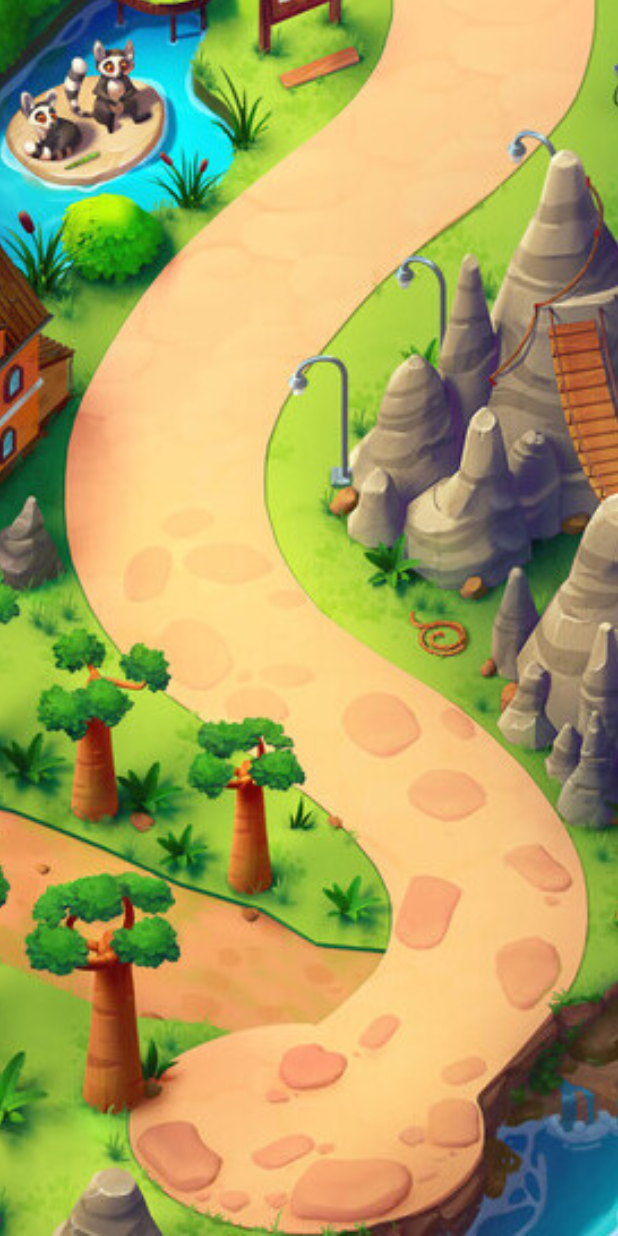
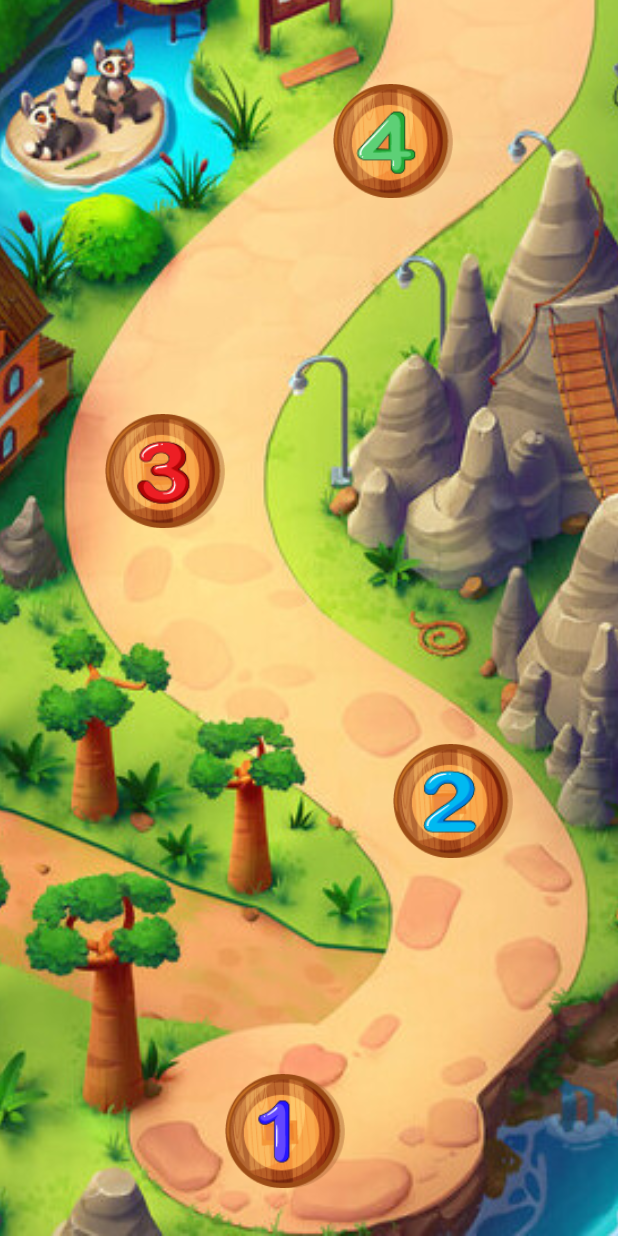
Before and after one commit to ajaykofficial/Flutter, a Flutter app: the screen it shows after launch, after a tap on "Mission 1", on a phone screen of 412 x 824 dp. Run offline on Flutter 3.47's test engine with Material 3 defaults, Android fonts, the light colour scheme and no system bars.

Commit message:
Map with level buttons

```diff
--- a/eco_explorers/lib/screens/map_screen.dart
+++ b/eco_explorers/lib/screens/map_screen.dart
@@ -1,20 +1,98 @@
 import 'package:flutter/material.dart';
 
 class MapScreen extends StatelessWidget {
+  final ScrollController _controller =
+      ScrollController(initialScrollOffset: 1700);
+
   @override
   Widget build(BuildContext context) {
     return Scaffold(
-      body: ListView(
-        reverse: true,
+      body: SingleChildScrollView(
+        controller: _controller,
+        child: Stack(
           children: [
             // Full-screen image background
-          Image.asset(
-            'assets/images/map1.jpg',
+            Container(
               width: MediaQuery.of(context).size.width,
               height: MediaQuery.of(context).size.height * 3,
+              child: Image.asset(
+                'assets/images/map1.jpg',
                 fit: BoxFit.cover,
               ),
+            ),
+            // Positioned buttons within the image
+            Positioned(
+              left: 150,
+              bottom: 30,
+              child: GestureDetector(
+                onTap: () {
+                  // Handle button press
+                },
+                child: Image.asset(
+                  'assets/images/1.png',
+                  width: 80,
+                  height: 80,
+                ),
+              ),
+            ),
+            Positioned(
+              right: 70,
+              bottom: 250,
+              child: GestureDetector(
+                onTap: () {
+                  // Handle button press
+                },
+                child: Image.asset(
+                  'assets/images/2.png',
+                  width: 80,
+                  height: 80,
+                ),
+              ),
+            ),
+            Positioned(
+              left: 70,
+              bottom: 470,
+              child: GestureDetector(
+                onTap: () {
+                  // Handle button press
+                },
+                child: Image.asset(
+                  'assets/images/3.png',
+                  width: 80,
+                  height: 80,
+                ),
+              ),
+            ),
+            Positioned(
+              right: 110,
+              bottom: 690,
+              child: GestureDetector(
+                onTap: () {
+                  // Handle button press
+                },
+                child: Image.asset(
+                  'assets/images/4.png',
+                  width: 80,
+                  height: 80,
+                ),
+              ),
+            ),
+            Positioned(
+              right: 140,
+              bottom: 950,
+              child: GestureDetector(
+                onTap: () {
+                  // Handle button press
+                },
+                child: Image.asset(
+                  'assets/images/5.png',
+                  width: 80,
+                  height: 80,
+                ),
+              ),
+            ),
           ],
+        ),
       ),
     );
   }
--- a/eco_explorers/lib/screens/splash_screen.dart
+++ b/eco_explorers/lib/screens/splash_screen.dart
@@ -18,7 +18,7 @@ class _SplashScreenState extends State<SplashScreen>
     super.initState();
     _controller = AnimationController(
       vsync: this,
-      duration: Duration(seconds: 2),
+      duration: Duration(seconds: 1),
     );
 
     _logoAnimation = Tween<double>(begin: 0, end: 1).animate(
```
Lines whose indentation alone changed are shown as unchanged.
